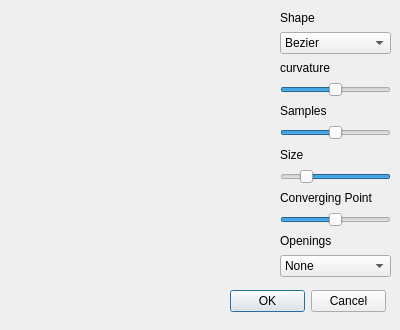
Above: forms/connectorpanel.ui from TopModLab/Unfolding before the change. Below: the same form after it.
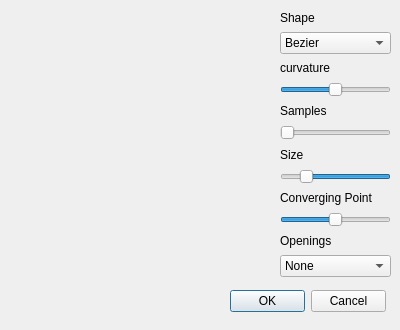
That is the form after the change.

```diff
--- a/forms/connectorpanel.ui
+++ b/forms/connectorpanel.ui
@@ -85,10 +85,10 @@
     <item>
      <widget class="QSlider" name="samplesSlider">
       <property name="minimum">
-       <number>1</number>
+       <number>3</number>
       </property>
       <property name="maximum">
-       <number>5</number>
+       <number>6</number>
       </property>
       <property name="sliderPosition">
        <number>3</number>
```
